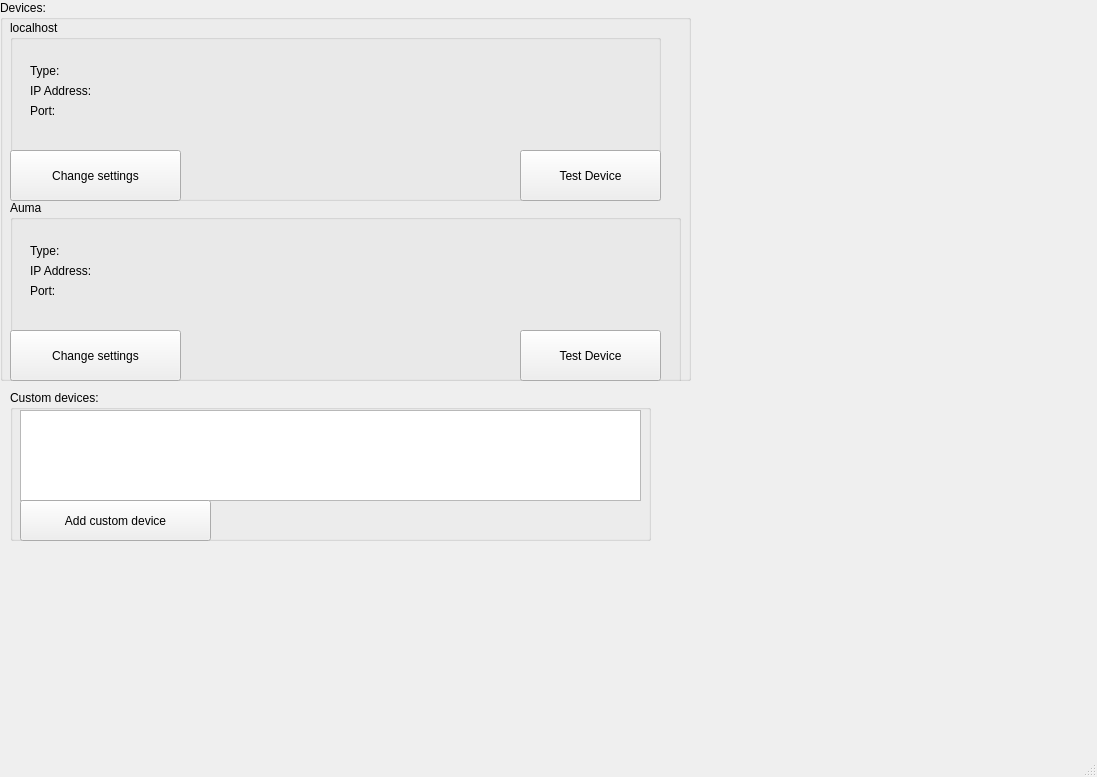
This is GUI/MainGUI/MainGUI.ui in my-memory-leaked/Modbus-Industrial-Diagnostic-Tool as Qt 5 draws it before an edit. The edited form follows.
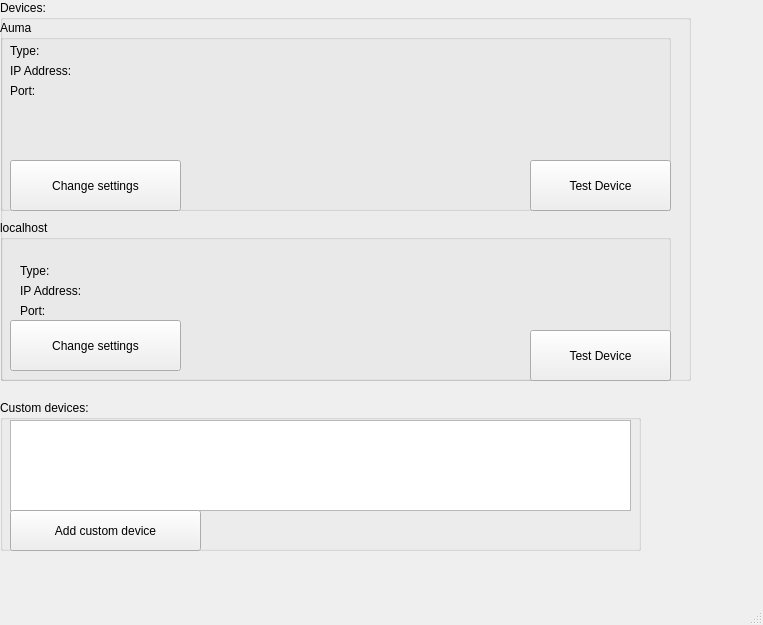
This is the edited form.

Commit message: Added connection states UI

```diff
--- a/GUI/MainGUI/MainGUI.ui
+++ b/GUI/MainGUI/MainGUI.ui
@@ -6,8 +6,8 @@
    <rect>
     <x>0</x>
     <y>0</y>
-    <width>1097</width>
-    <height>777</height>
+    <width>763</width>
+    <height>625</height>
    </rect>
   </property>
   <property name="windowTitle">
@@ -29,10 +29,10 @@
     <widget class="QGroupBox" name="LocalhostGroupBox">
      <property name="geometry">
       <rect>
-       <x>10</x>
-       <y>20</y>
-       <width>651</width>
-       <height>181</height>
+       <x>0</x>
+       <y>220</y>
+       <width>671</width>
+       <height>161</height>
       </rect>
      </property>
      <property name="title">
@@ -80,8 +80,8 @@
      <widget class="QPushButton" name="LocalhostChangeSettingsButton">
       <property name="geometry">
        <rect>
-        <x>0</x>
-        <y>130</y>
+        <x>10</x>
+        <y>100</y>
         <width>171</width>
         <height>51</height>
        </rect>
@@ -93,8 +93,8 @@
      <widget class="QPushButton" name="LocalhostTestDeviceButton">
       <property name="geometry">
        <rect>
-        <x>510</x>
-        <y>130</y>
+        <x>530</x>
+        <y>110</y>
         <width>141</width>
         <height>51</height>
        </rect>
@@ -146,8 +146,8 @@
     <widget class="QGroupBox" name="AumaGroupBox">
      <property name="geometry">
       <rect>
-       <x>10</x>
-       <y>200</y>
+       <x>0</x>
+       <y>20</y>
        <width>671</width>
        <height>191</height>
       </rect>
@@ -158,8 +158,8 @@
      <widget class="QLabel" name="AumaTypeLabel">
       <property name="geometry">
        <rect>
-        <x>20</x>
-        <y>40</y>
+        <x>10</x>
+        <y>20</y>
         <width>61</width>
         <height>21</height>
        </rect>
@@ -171,8 +171,8 @@
      <widget class="QLabel" name="AumaIPLabel">
       <property name="geometry">
        <rect>
-        <x>20</x>
-        <y>60</y>
+        <x>10</x>
+        <y>40</y>
         <width>101</width>
         <height>21</height>
        </rect>
@@ -184,8 +184,8 @@
      <widget class="QLabel" name="AumaPortLabel">
       <property name="geometry">
        <rect>
-        <x>20</x>
-        <y>80</y>
+        <x>10</x>
+        <y>60</y>
         <width>51</width>
         <height>21</height>
        </rect>
@@ -197,8 +197,8 @@
      <widget class="QPushButton" name="AumaChangeSettingsButton">
       <property name="geometry">
        <rect>
-        <x>0</x>
-        <y>130</y>
+        <x>10</x>
+        <y>140</y>
         <width>171</width>
         <height>51</height>
        </rect>
@@ -210,8 +210,8 @@
      <widget class="QPushButton" name="AumaTestDeviceButton">
       <property name="geometry">
        <rect>
-        <x>510</x>
-        <y>130</y>
+        <x>530</x>
+        <y>140</y>
         <width>141</width>
         <height>51</height>
        </rect>
@@ -223,9 +223,9 @@
      <widget class="QLabel" name="AumaTypeInputLabel">
       <property name="geometry">
        <rect>
-        <x>70</x>
-        <y>40</y>
-        <width>561</width>
+        <x>40</x>
+        <y>20</y>
+        <width>61</width>
         <height>21</height>
        </rect>
       </property>
@@ -236,9 +236,9 @@
      <widget class="QLabel" name="AumaIPInputLabel">
       <property name="geometry">
        <rect>
-        <x>110</x>
-        <y>60</y>
-        <width>511</width>
+        <x>70</x>
+        <y>40</y>
+        <width>131</width>
         <height>21</height>
        </rect>
       </property>
@@ -249,9 +249,9 @@
      <widget class="QLabel" name="AumaPortInputLabel">
       <property name="geometry">
        <rect>
-        <x>70</x>
-        <y>80</y>
-        <width>571</width>
+        <x>40</x>
+        <y>60</y>
+        <width>61</width>
         <height>21</height>
        </rect>
       </property>
@@ -272,13 +272,26 @@
        <string/>
       </property>
      </widget>
+     <widget class="QLabel" name="AumaConnectionState">
+      <property name="geometry">
+       <rect>
+        <x>300</x>
+        <y>120</y>
+        <width>91</width>
+        <height>71</height>
+       </rect>
+      </property>
+      <property name="text">
+       <string/>
+      </property>
+     </widget>
     </widget>
    </widget>
    <widget class="QGroupBox" name="CustomDevicesGroup">
     <property name="geometry">
      <rect>
-      <x>10</x>
-      <y>390</y>
+      <x>0</x>
+      <y>400</y>
       <width>641</width>
       <height>151</height>
      </rect>
```
Left out of the diff: 15 changed lines with no effect on the pictures. The commit also changes 6 other files.
